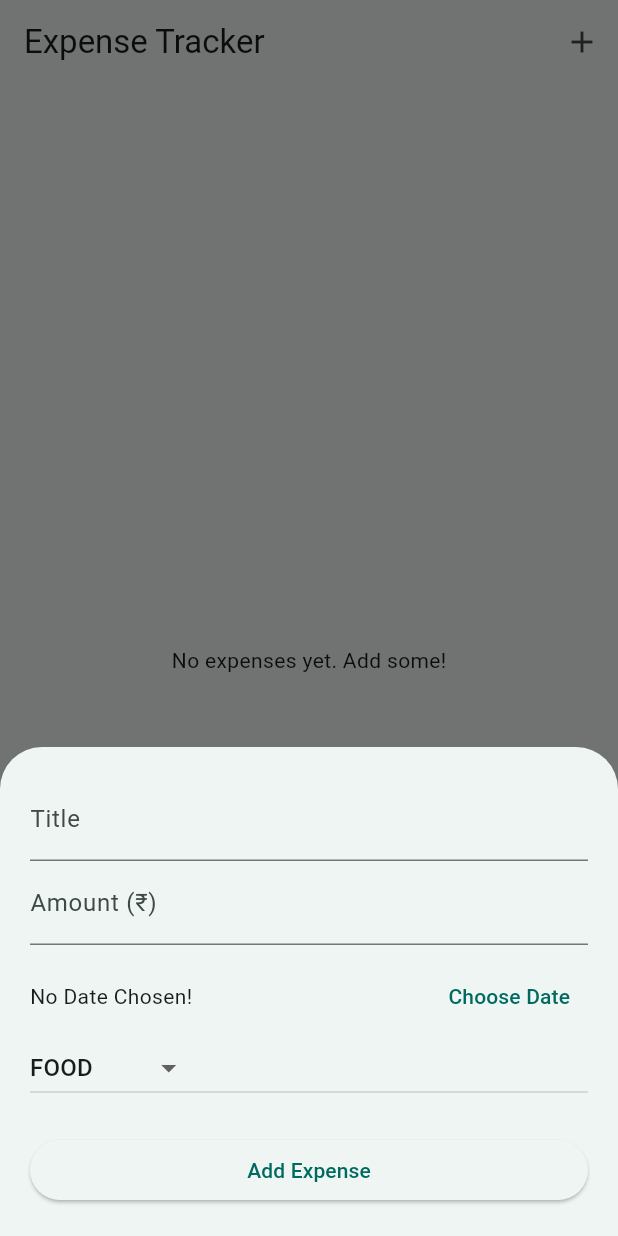
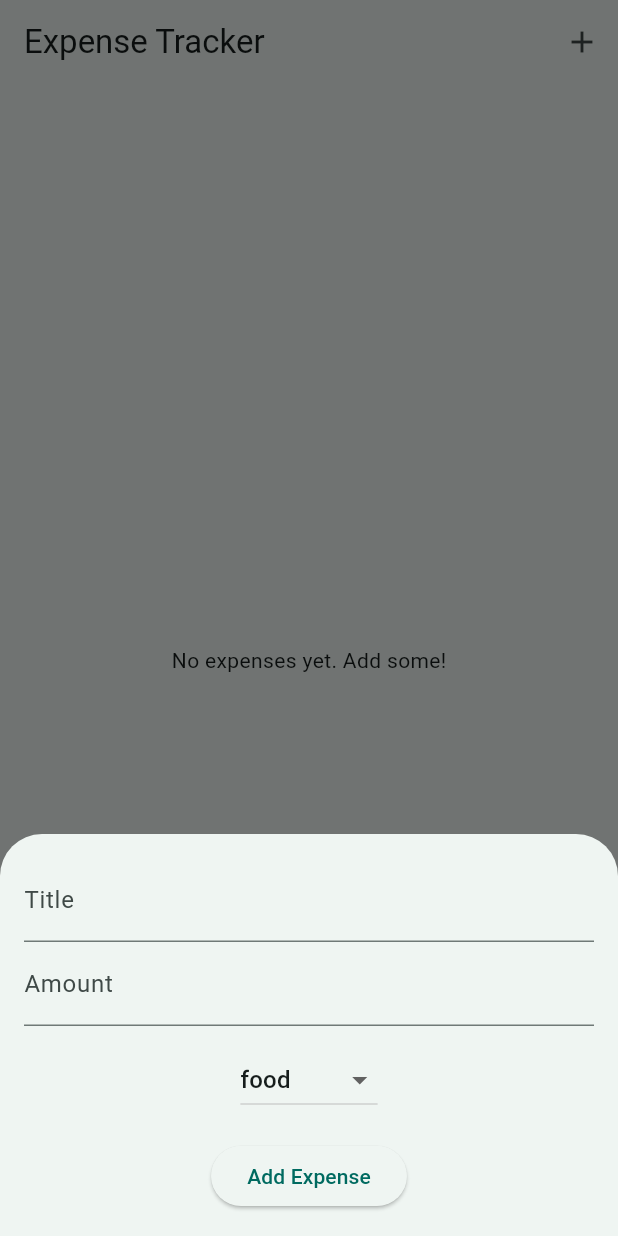
Before and after one commit to harshcode2109/expense_tracker, a Flutter app: the screen it shows after launch, after a tap on the "add" icon, on a phone screen of 412 x 824 dp. Run offline on Flutter 3.47's test engine with Material 3 defaults, Android fonts, the phone set to English and light mode, and no system bars; our stand-ins replace hive; accounts and stored records are empty.

Commit message:
Some changes

```diff
--- a/lib/data/expense_data.dart
+++ b/lib/data/expense_data.dart
@@ -0,0 +1,18 @@
+import 'package:flutter/material.dart';
+import '../models/expense.dart';
+
+class ExpenseData extends ChangeNotifier {
+  final List<Expense> _expenses = [];
+
+  List<Expense> get allExpenses => _expenses;
+
+  void addExpense(Expense expense) {
+    _expenses.add(expense);
+    notifyListeners();
+  }
+
+  void removeExpense(Expense expense) {
+    _expenses.remove(expense);
+    notifyListeners();
+  }
+}
--- a/lib/main.dart
+++ b/lib/main.dart
@@ -1,8 +1,15 @@
 import 'package:flutter/material.dart';
+import 'package:provider/provider.dart';
+import 'data/expense_data.dart';
 import 'screens/home_screen.dart';
 
 void main() {
-  runApp(const ExpenseTrackerApp());
+  runApp(
+    ChangeNotifierProvider(
+      create: (context) => ExpenseData(),
+      child: const ExpenseTrackerApp(),
+    ),
+  );
 }
 
 class ExpenseTrackerApp extends StatelessWidget {
--- a/lib/screens/home_screen.dart
+++ b/lib/screens/home_screen.dart
@@ -1,27 +1,18 @@
-import 'package:expense_tracker/widgets/add_expense.dart';
 import 'package:flutter/material.dart';
+import 'package:provider/provider.dart';
 import '../models/expense.dart';
+import '../data/expense_data.dart';
 
-class HomeScreen extends StatefulWidget {
+import 'package:expense_tracker/widgets/add_expense.dart' as my_widgets;
+
+class HomeScreen extends StatelessWidget {
   const HomeScreen({super.key});
 
   @override
-  State<HomeScreen> createState() => _HomeScreenState();
-}
+  Widget build(BuildContext context) {
+    final expenseData = context.watch<ExpenseData>();
+    final expenses = expenseData.allExpenses;
 
-class _HomeScreenState extends State<HomeScreen> {
-  // Temporary list of expenses (we'll store them permanently later)
-  final List<Expense> _expenses = [];
-
-  // Function to add a new expense (we’ll hook it with a form later)
-  void _addExpense(Expense expense) {
-    setState(() {
-      _expenses.add(expense);
-    });
-  }
-
-  @override
-  Widget build(BuildContext context) {
     return Scaffold(
       appBar: AppBar(
         title: const Text('Expense Tracker'),
@@ -32,22 +23,24 @@ class _HomeScreenState extends State<HomeScreen> {
                 context: context,
                 isScrollControlled: true,
                 builder: (_) {
-                  return AddExpense(onAddExpense: _addExpense);
+                  return my_widgets.AddExpense(
+                    onAddExpense: (expense) {
+                      expenseData.addExpense(expense);
+                    },
+                  );
                 },
-                // This will open the add expense form late
               );
             },
             icon: const Icon(Icons.add),
           ),
         ],
       ),
-
-      body: _expenses.isEmpty
+      body: expenses.isEmpty
           ? const Center(child: Text('No expenses yet. Add some!'))
           : ListView.builder(
-              itemCount: _expenses.length,
+              itemCount: expenses.length,
               itemBuilder: (context, index) {
-                final expense = _expenses[index];
+                final expense = expenses[index];
                 return Card(
                   child: ListTile(
                     title: Text(expense.title),
--- a/lib/widgets/add_expense.dart
+++ b/lib/widgets/add_expense.dart
@@ -14,53 +14,31 @@ class _AddExpenseState extends State<AddExpense> {
   final _titleController = TextEditingController();
   final _amountController = TextEditingController();
   Category _selectedCategory = Category.food;
-  DateTime? _selectedDate;
 
-  void _submitData() {
-    final enteredTitle = _titleController.text;
-    final enteredAmount = double.tryParse(_amountController.text);
-    final validAmount = enteredAmount != null && enteredAmount > 0;
+  void _submitExpense() {
+    final title = _titleController.text;
+    final amount = double.tryParse(_amountController.text);
 
-    if (enteredTitle.isEmpty || !validAmount || _selectedDate == null) {
-      return;
-    }
+    if (title.isEmpty || amount == null || amount <= 0) return;
 
     final newExpense = Expense(
       id: DateTime.now().toString(),
-      title: enteredTitle,
-      amount: enteredAmount,
-      date: _selectedDate!,
+      title: title,
+      amount: amount,
+      date: DateTime.now(),
       category: _selectedCategory,
     );
 
     widget.onAddExpense(newExpense);
-    Navigator.of(context).pop(); // close the bottom sheet
-  }
-
-  void _pickDate() async {
-    final now = DateTime.now();
-    final firstDate = DateTime(now.year - 1);
-    final pickedDate = await showDatePicker(
-      context: context,
-      initialDate: now,
-      firstDate: firstDate,
-      lastDate: now,
-    );
-
-    if (pickedDate != null) {
-      setState(() {
-        _selectedDate = pickedDate;
-      });
-    }
+    Navigator.pop(context);
   }
 
   @override
   Widget build(BuildContext context) {
     return Padding(
-      padding: const EdgeInsets.all(20),
-      child: SingleChildScrollView(
+      padding: MediaQuery.of(context).viewInsets.add(const EdgeInsets.all(16)),
       child: Column(
-          crossAxisAlignment: CrossAxisAlignment.stretch,
+        mainAxisSize: MainAxisSize.min,
         children: [
           TextField(
             controller: _titleController,
@@ -68,51 +46,31 @@ class _AddExpenseState extends State<AddExpense> {
           ),
           TextField(
             controller: _amountController,
-              keyboardType:
-                  const TextInputType.numberWithOptions(decimal: true),
-              decoration: const InputDecoration(labelText: 'Amount (₹)'),
+            keyboardType: TextInputType.number,
+            decoration: const InputDecoration(labelText: 'Amount'),
           ),
-            const SizedBox(height: 10),
-            Row(
-              children: [
-                Text(
-                  _selectedDate == null
-                      ? 'No Date Chosen!'
-                      : 'Picked Date: ${_selectedDate!.day}/${_selectedDate!.month}/${_selectedDate!.year}',
-                ),
-                const Spacer(),
-                TextButton(
-                  onPressed: _pickDate,
-                  child: const Text('Choose Date'),
-                )
-              ],
-            ),
+          const SizedBox(height: 12),
           DropdownButton<Category>(
             value: _selectedCategory,
-              items: Category.values
-                  .map(
-                    (cat) => DropdownMenuItem(
-                      value: cat,
-                      child: Text(cat.name.toUpperCase()),
+            onChanged: (value) {
+              setState(() {
+                _selectedCategory = value!;
+              });
+            },
+            items: Category.values.map((category) {
+              return DropdownMenuItem(
+                value: category,
+                child: Text(category.name),
+              );
+            }).toList(),
           ),
-                  )
-                  .toList(),
-              onChanged: (value) {
-                if (value != null) {
-                  setState(() {
-                    _selectedCategory = value;
-                  });
-                }
-              },
-            ),
-            const SizedBox(height: 20),
+          const SizedBox(height: 16),
           ElevatedButton(
-              onPressed: _submitData,
+            onPressed: _submitExpense,
             child: const Text('Add Expense'),
           ),
         ],
       ),
-      ),
     );
   }
 }
--- a/pubspec.yaml
+++ b/pubspec.yaml
@@ -37,6 +37,7 @@ dependencies:
   hive_flutter: ^1.1.0
   path_provider: ^2.0.15
   fl_chart: ^0.63.0
+  provider: ^6.1.5
 
   # The following adds the Cupertino Icons font to your application.
   # Use with the CupertinoIcons class for iOS style icons.
```
Also changed, not shown: lib/screens/expense_screen.dart (added, +11 -0 lines), pubspec.lock. Lines whose indentation alone changed are shown as unchanged.
